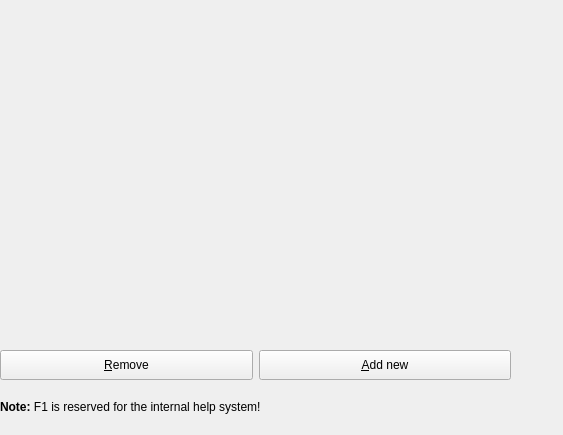
Qt form source/VIEW/DIALOGS/pythonSettings.ui (BALL-Project/ball) before a commit.
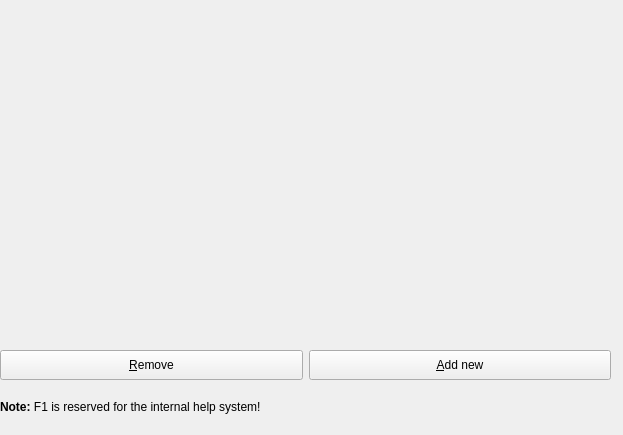
The same form after that commit.

The edit to the form file:
```diff
--- a/source/VIEW/DIALOGS/pythonSettings.ui
+++ b/source/VIEW/DIALOGS/pythonSettings.ui
@@ -8,7 +8,7 @@
    <rect>
     <x>0</x>
     <y>0</y>
-    <width>563</width>
+    <width>623</width>
     <height>435</height>
    </rect>
   </property>
@@ -20,7 +20,7 @@
     <rect>
      <x>0</x>
      <y>0</y>
-     <width>560</width>
+     <width>611</width>
      <height>440</height>
     </rect>
    </property>
@@ -102,12 +102,12 @@
     </widget>
    </widget>
    <widget class="QWidget" name="Hotkeys" >
-    <widget class="QWidget" name="" >
+    <widget class="QWidget" name="widget" >
      <property name="geometry" >
       <rect>
        <x>0</x>
        <y>350</y>
-       <width>511</width>
+       <width>611</width>
        <height>78</height>
       </rect>
      </property>
```
